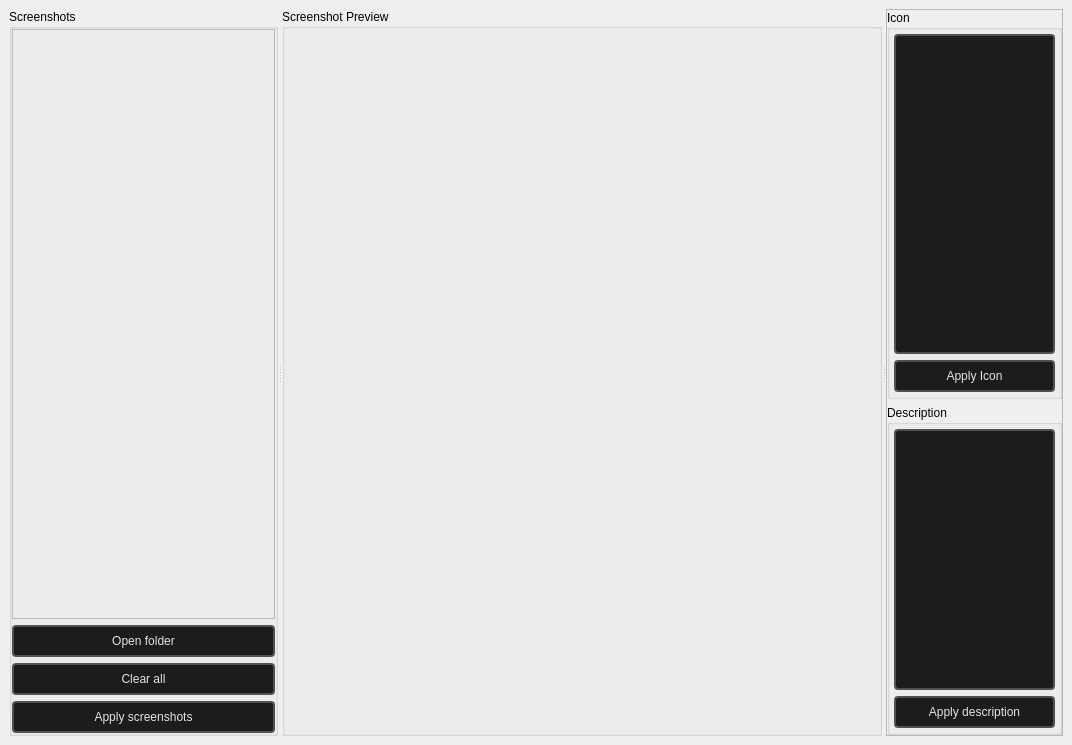
The window that loading_editor/loading_editor_mainwindow.ui (dertwist/Hammer5Tools) describes before a commit, drawn with Qt 5.
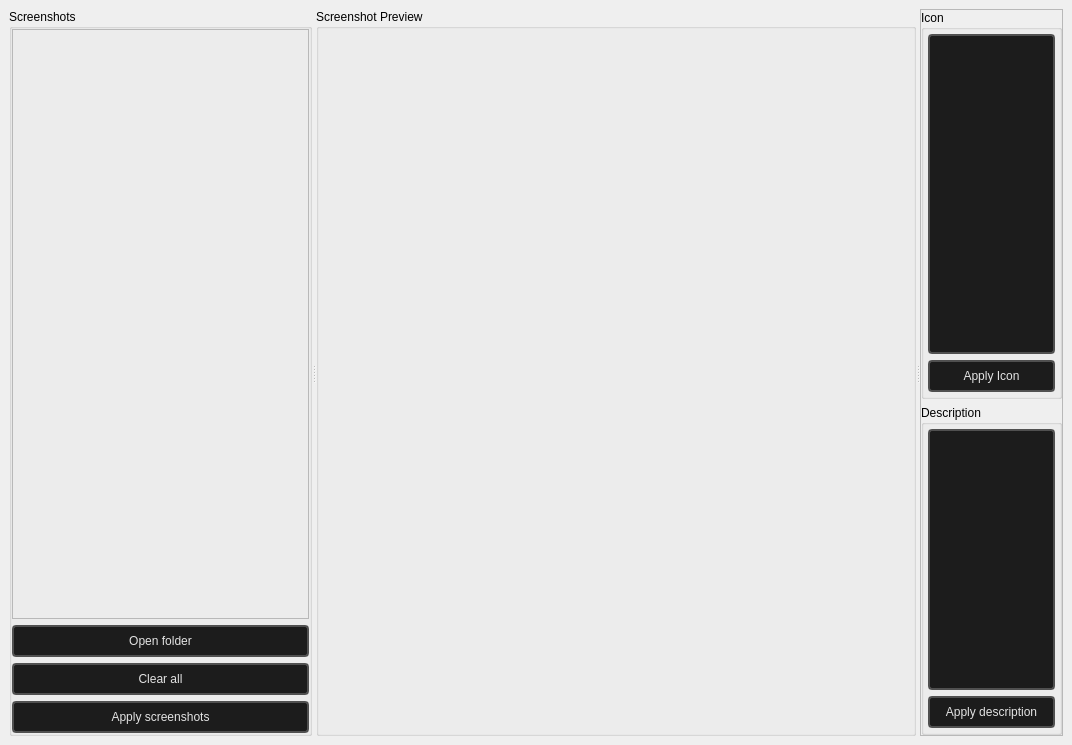
The same window after the commit.

Commit message: Image viewer zoom in and out

Patch:
```diff
--- a/loading_editor/loading_editor_mainwindow.ui
+++ b/loading_editor/loading_editor_mainwindow.ui
@@ -62,16 +62,16 @@
             <number>0</number>
            </property>
            <property name="leftMargin">
-            <number>0</number>
+            <number>4</number>
            </property>
            <property name="topMargin">
-            <number>0</number>
+            <number>4</number>
            </property>
            <property name="rightMargin">
-            <number>0</number>
+            <number>4</number>
            </property>
            <property name="bottomMargin">
-            <number>0</number>
+            <number>4</number>
            </property>
           </layout>
          </widget>
@@ -295,19 +295,18 @@
          <string>Screenshot Preview</string>
         </property>
         <layout class="QVBoxLayout" name="verticalLayout_6">
-         <item>
-          <spacer name="horizontalSpacer">
-           <property name="orientation">
-            <enum>Qt::Horizontal</enum>
-           </property>
-           <property name="sizeHint" stdset="0">
-            <size>
-             <width>40</width>
-             <height>20</height>
-            </size>
-           </property>
-          </spacer>
-         </item>
+         <property name="leftMargin">
+          <number>4</number>
+         </property>
+         <property name="topMargin">
+          <number>4</number>
+         </property>
+         <property name="rightMargin">
+          <number>4</number>
+         </property>
+         <property name="bottomMargin">
+          <number>4</number>
+         </property>
         </layout>
        </widget>
        <widget class="QFrame" name="frame_2">
```
The commit also changes 2 other files.
